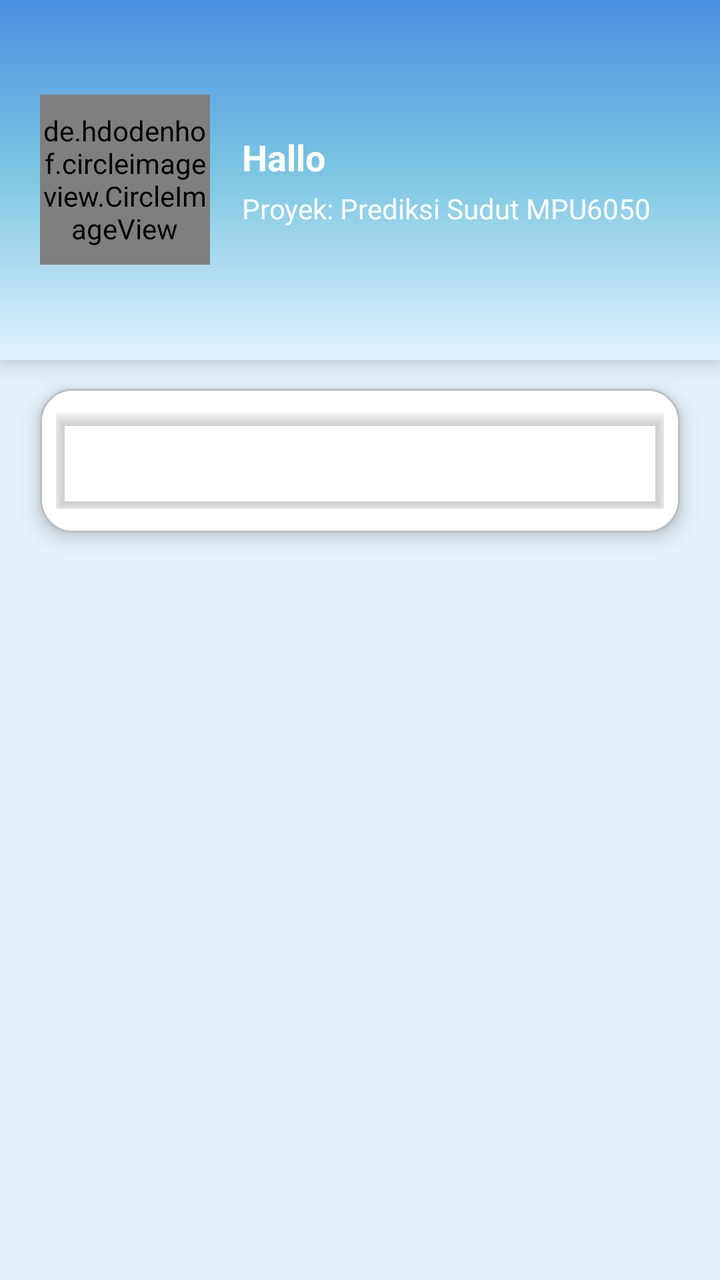
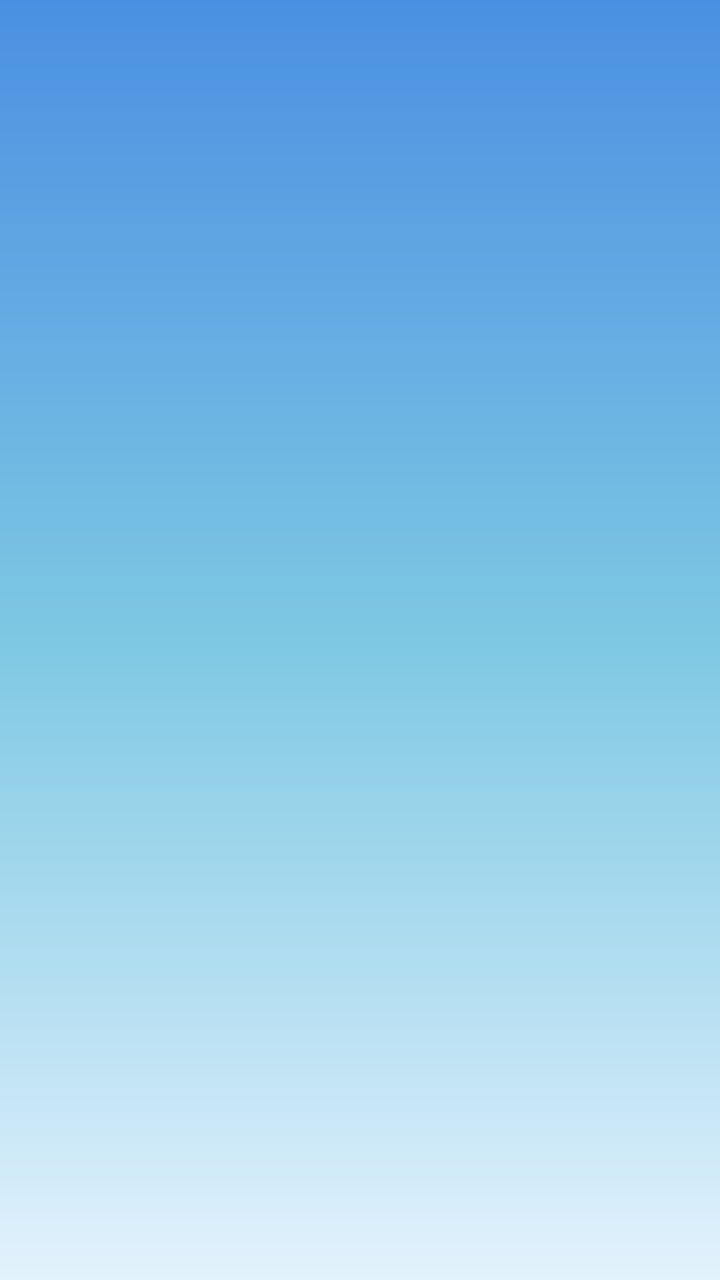

Compare the two renders of this Android layout. The source of the first and the diff that turns it into the second are given below.
<!-- AndroidManifest.xml: application theme Theme.NajwaBelajarNavigationDrawer -->
<!-- res/layout/activity_view_pager2.xml -->
<?xml version="1.0" encoding="utf-8"?>
<LinearLayout xmlns:android="http://schemas.android.com/apk/res/android"
    xmlns:app="http://schemas.android.com/apk/res-auto"
    xmlns:tools="http://schemas.android.com/tools"
    android:orientation="vertical"
    android:layout_width="match_parent"
    android:layout_height="match_parent"
    android:background="@color/biru_latar"
    tools:context=".ViewPager">

    <LinearLayout
        android:layout_width="match_parent"
        android:layout_height="180dp"
        android:orientation="horizontal"
        android:background="@drawable/bg_gradient"
        android:padding="20dp"
        android:elevation="8dp"
        android:layout_marginBottom="24dp">

        <de.hdodenhof.circleimageview.CircleImageView
            android:id="@+id/foto_profile"
            android:layout_width="85dp"
            android:layout_height="85dp"
            android:layout_gravity="center_vertical"
            android:src="@drawable/logo_mpu6050"
            app:civ_border_color="@color/putih"
            app:civ_border_width="2dp"
            android:layout_marginEnd="16dp" />

        <LinearLayout
            android:layout_width="wrap_content"
            android:layout_height="match_parent"
            android:orientation="vertical"
            android:gravity="center_vertical">

            <TextView
                android:id="@+id/nama_pengguna"
                android:layout_width="wrap_content"
                android:layout_height="wrap_content"
                android:text="Hallo"
                android:textColor="@color/putih"
                android:textStyle="bold"
                android:textSize="18sp" />

            <TextView
                android:id="@+id/proyek"
                android:layout_width="wrap_content"
                android:layout_height="wrap_content"
                android:text="Proyek: Prediksi Sudut MPU6050"
                android:textColor="@color/putih"
                android:textSize="14sp"
                android:layout_marginTop="4dp" />
        </LinearLayout>
    </LinearLayout>

    <LinearLayout
        android:layout_width="match_parent"
        android:layout_height="wrap_content"
        android:orientation="vertical"
        android:background="@drawable/bg_card"
        android:elevation="6dp"
        android:layout_marginHorizontal="20dp"
        android:layout_marginTop="-10dp"
        android:layout_marginBottom="20dp"
        android:paddingVertical="12dp"
        android:paddingHorizontal="8dp">

        <com.google.android.material.tabs.TabLayout
            android:id="@+id/tabLayout"
            android:layout_width="match_parent"
            android:layout_height="wrap_content"
            android:background="@android:color/transparent"
            app:tabIndicatorColor="@color/biru_tua"
            app:tabTextColor="@color/teks_isi"
            app:tabSelectedTextColor="@color/biru_tua"
            app:tabIndicatorHeight="3dp"
            android:elevation="3dp" />
    </LinearLayout>

    <androidx.viewpager2.widget.ViewPager2
        android:id="@+id/viewPager"
        android:layout_width="match_parent"
        android:layout_height="match_parent" />
</LinearLayout>
<!-- resources referenced by this layout -->
<resources>
  <color name="biru_latar">#E3F2FD</color>
  <color name="biru_tua">#0D47A1</color>
  <color name="putih">#FFFFFFFF</color>
  <color name="teks_isi">#212121</color>
  <!-- drawable bg_card (drawable) -->
  <?xml version="1.0" encoding="utf-8"?>
  <shape xmlns:android="http://schemas.android.com/apk/res/android"
      android:shape="rectangle">
  
      <solid android:color="@color/putih" />
  
      <stroke
          android:width="1dp"
          android:color="#BDBDBD" />
  
      <corners android:radius="16dp" />
  
      <padding
          android:left="10dp"
          android:top="10dp"
          android:right="10dp"
          android:bottom="10dp" />
  </shape>
  <!-- drawable bg_gradient (drawable) -->
  <?xml version="1.0" encoding="utf-8"?>
  <shape xmlns:android="http://schemas.android.com/apk/res/android"
      android:shape="rectangle">
      <gradient
          android:startColor="@color/gradien_awal"
          android:centerColor="@color/gradien_tengah"
          android:endColor="@color/gradien_akhir"
          android:angle="270"
          android:type="linear"
          android:useLevel="false" />
  </shape>
  <!-- drawable logo_mpu6050: png bitmap (drawable, 235890 bytes) -->
  <style name="Theme.NajwaBelajarNavigationDrawer" parent="Base.Theme.NajwaBelajarNavigationDrawer" />
  <color name="gradien_awal">#4A90E2</color>
  <color name="gradien_tengah">#7EC8E3</color>
  <color name="gradien_akhir">#E3F2FD</color>
  <style name="Base.Theme.NajwaBelajarNavigationDrawer" parent="Theme.Material3.DayNight.NoActionBar">
  
          <item name="colorPrimary">@color/biru_tua</item>
          <item name="colorPrimaryContainer">@color/biru_muda</item>
          <item name="colorOnPrimary">@android:color/white</item>
  
          <item name="android:windowBackground">@color/putih</item>
          <item name="android:statusBarColor">@color/biru_tua</item>
  
          <item name="windowActionBar">false</item>
          <item name="android:windowNoTitle">true</item>
      </style>
  <color name="biru_muda">#42A5F5</color>
</resources>

<!-- the commit's change to res/layout/activity_view_pager2.xml (unified diff, before → after) -->
@@ -1,84 +1,14 @@
 <?xml version="1.0" encoding="utf-8"?>
-<LinearLayout xmlns:android="http://schemas.android.com/apk/res/android"
-    xmlns:app="http://schemas.android.com/apk/res-auto"
+<FrameLayout xmlns:android="http://schemas.android.com/apk/res/android"
     xmlns:tools="http://schemas.android.com/tools"
-    android:orientation="vertical"
     android:layout_width="match_parent"
     android:layout_height="match_parent"
-    android:background="@color/biru_latar"
+    android:background="@drawable/bg_gradient"
     tools:context=".ViewPager">
-
-    <LinearLayout
-        android:layout_width="match_parent"
-        android:layout_height="180dp"
-        android:orientation="horizontal"
-        android:background="@drawable/bg_gradient"
-        android:padding="20dp"
-        android:elevation="8dp"
-        android:layout_marginBottom="24dp">
-
-        <de.hdodenhof.circleimageview.CircleImageView
-            android:id="@+id/foto_profile"
-            android:layout_width="85dp"
-            android:layout_height="85dp"
-            android:layout_gravity="center_vertical"
-            android:src="@drawable/logo_mpu6050"
-            app:civ_border_color="@color/putih"
-            app:civ_border_width="2dp"
-            android:layout_marginEnd="16dp" />
-
-        <LinearLayout
-            android:layout_width="wrap_content"
-            android:layout_height="match_parent"
-            android:orientation="vertical"
-            android:gravity="center_vertical">
-
-            <TextView
-                android:id="@+id/nama_pengguna"
-                android:layout_width="wrap_content"
-                android:layout_height="wrap_content"
-                android:text="Hallo"
-                android:textColor="@color/putih"
-                android:textStyle="bold"
-                android:textSize="18sp" />
-
-            <TextView
-                android:id="@+id/proyek"
-                android:layout_width="wrap_content"
-                android:layout_height="wrap_content"
-                android:text="Proyek: Prediksi Sudut MPU6050"
-                android:textColor="@color/putih"
-                android:textSize="14sp"
-                android:layout_marginTop="4dp" />
-        </LinearLayout>
-    </LinearLayout>
-
-    <LinearLayout
-        android:layout_width="match_parent"
-        android:layout_height="wrap_content"
-        android:orientation="vertical"
-        android:background="@drawable/bg_card"
-        android:elevation="6dp"
-        android:layout_marginHorizontal="20dp"
-        android:layout_marginTop="-10dp"
-        android:layout_marginBottom="20dp"
-        android:paddingVertical="12dp"
-        android:paddingHorizontal="8dp">
-
-        <com.google.android.material.tabs.TabLayout
-            android:id="@+id/tabLayout"
-            android:layout_width="match_parent"
-            android:layout_height="wrap_content"
-            android:background="@android:color/transparent"
-            app:tabIndicatorColor="@color/biru_tua"
-            app:tabTextColor="@color/teks_isi"
-            app:tabSelectedTextColor="@color/biru_tua"
-            app:tabIndicatorHeight="3dp"
-            android:elevation="3dp" />
-    </LinearLayout>
 
     <androidx.viewpager2.widget.ViewPager2
         android:id="@+id/viewPager"
         android:layout_width="match_parent"
         android:layout_height="match_parent" />
-</LinearLayout>
+
+</FrameLayout>
<!-- resource entries referenced after the edit -->
@@ -1,28 +1,7 @@
 <!-- resources referenced by this layout -->
 <resources>
-  <color name="biru_latar">#E3F2FD</color>
   <color name="biru_tua">#0D47A1</color>
   <color name="putih">#FFFFFFFF</color>
-  <color name="teks_isi">#212121</color>
-  <!-- drawable bg_card (drawable) -->
-  <?xml version="1.0" encoding="utf-8"?>
-  <shape xmlns:android="http://schemas.android.com/apk/res/android"
-      android:shape="rectangle">
-  
-      <solid android:color="@color/putih" />
-  
-      <stroke
-          android:width="1dp"
-          android:color="#BDBDBD" />
-  
-      <corners android:radius="16dp" />
-  
-      <padding
-          android:left="10dp"
-          android:top="10dp"
-          android:right="10dp"
-          android:bottom="10dp" />
-  </shape>
   <!-- drawable bg_gradient (drawable) -->
   <?xml version="1.0" encoding="utf-8"?>
   <shape xmlns:android="http://schemas.android.com/apk/res/android"
@@ -35,7 +14,6 @@
           android:type="linear"
           android:useLevel="false" />
   </shape>
-  <!-- drawable logo_mpu6050: png bitmap (drawable, 235890 bytes) -->
   <style name="Theme.NajwaBelajarNavigationDrawer" parent="Base.Theme.NajwaBelajarNavigationDrawer" />
   <color name="gradien_awal">#4A90E2</color>
   <color name="gradien_tengah">#7EC8E3</color>
